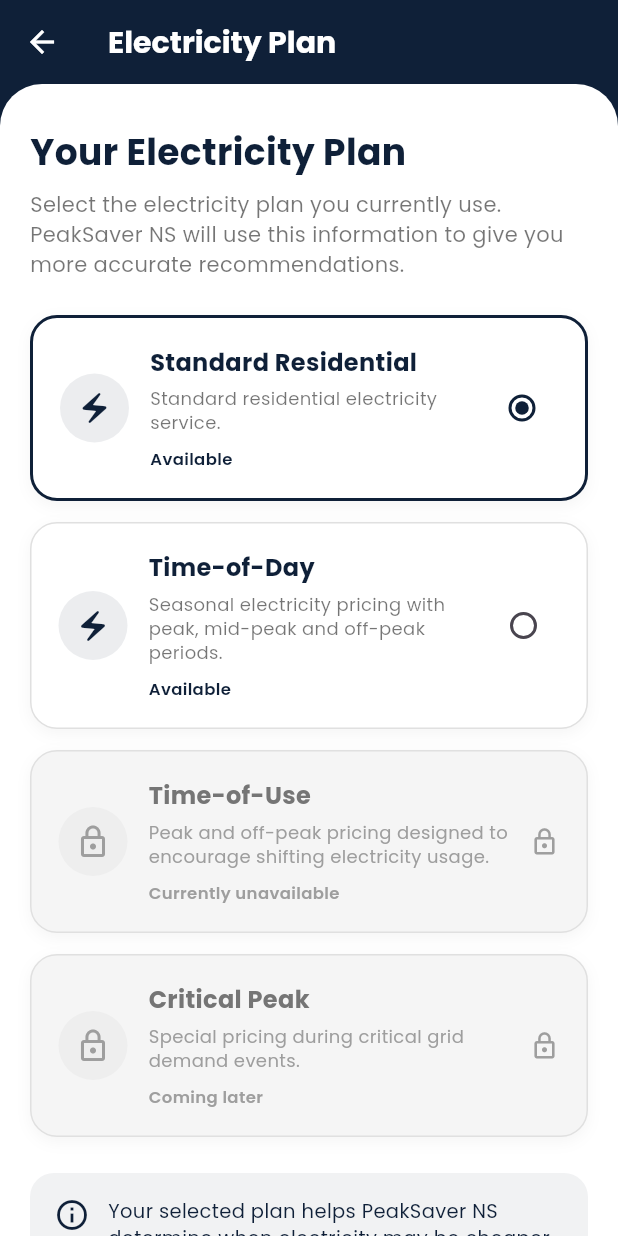
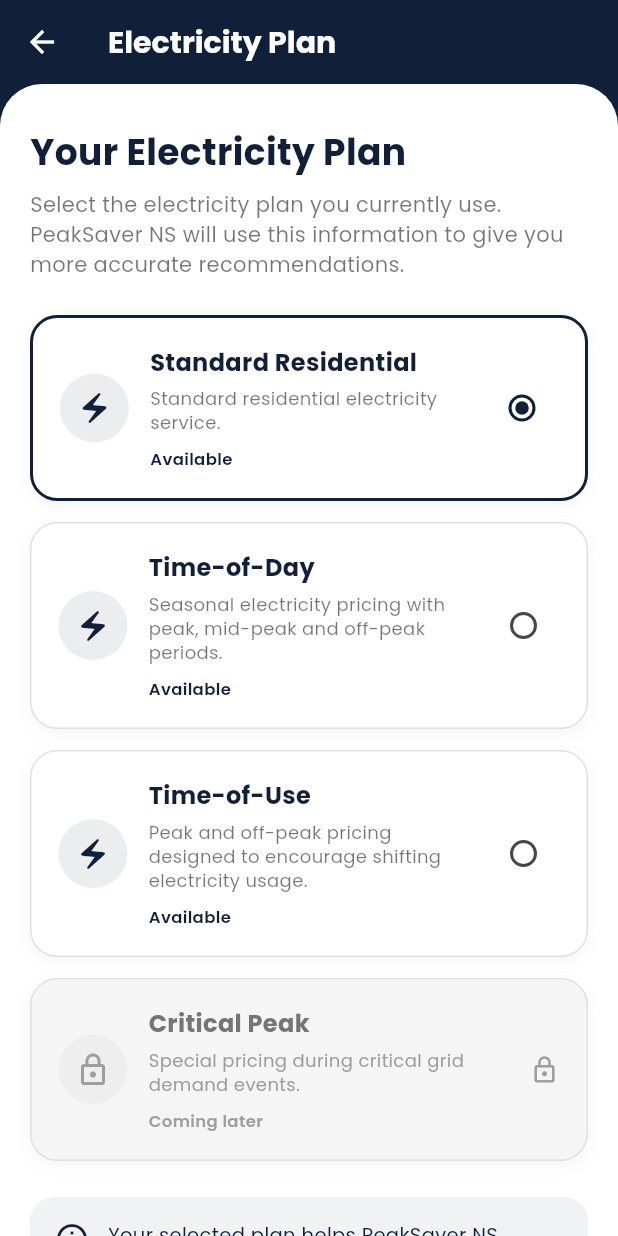
Before and after one commit to Noruwa-Kenneth/save_more, a Flutter app: the ElectricityPlanScreen screen opened directly, on a phone screen of 412 x 824 dp. Run offline on Flutter 3.47's test engine with Material 3 defaults, Android fonts, the light colour scheme and no system bars; our stand-ins replace dio, flutter_riverpod, font_awesome_flutter, google_fonts, shared_preferences; accounts and stored records are empty.

Commit message:
feat: wire Riverpod into main, splash, Home, Location, and Electricity Plan screens

```diff
--- a/lib/features/home/screens/electricity_plan_screen.dart
+++ b/lib/features/home/screens/electricity_plan_screen.dart
@@ -1,10 +1,11 @@
 import 'package:flutter/material.dart';
+import 'package:flutter_riverpod/flutter_riverpod.dart';
 
 import 'package:save_more/theme.dart';
 import 'package:save_more/core/models/user_rate_plan.dart';
-import 'package:save_more/core/services/user_rate_plan_service.dart';
+import 'package:save_more/core/providers/rate_plan_provider.dart';
 
-class ElectricityPlanScreen extends StatefulWidget {
+class ElectricityPlanScreen extends ConsumerWidget {
   final VoidCallback onBack;
 
   const ElectricityPlanScreen({
@@ -13,43 +14,22 @@
   });
 
   @override
-  State<ElectricityPlanScreen> createState() =>
-      _ElectricityPlanScreenState();
-}
+  Widget build(BuildContext context, WidgetRef ref) {
+    final selectedPlan = ref.watch(ratePlanProvider);
 
-class _ElectricityPlanScreenState
-    extends State<ElectricityPlanScreen> {
-  final UserRatePlanService _planService =
-      UserRatePlanService.instance;
-
-  UserRatePlan get _selectedPlan =>
-      _planService.selectedPlan;
-
-  Future<void> _selectPlan(UserRatePlan plan) async {
-    if (plan == UserRatePlan.timeOfUse ||
-        plan == UserRatePlan.criticalPeak) {
-      return;
+    Future<void> selectPlan(UserRatePlan plan) async {
+      if (plan == UserRatePlan.criticalPeak) return;
+      await ref.read(ratePlanProvider.notifier).setPlan(plan);
     }
 
-    await _planService.setPlan(plan);
-
-    if (!mounted) return;
-    setState(() {});
-  }
-
-  @override
-  Widget build(BuildContext context) {
     return Scaffold(
       backgroundColor: AppColors.primaryNavy,
       appBar: AppBar(
         backgroundColor: AppColors.primaryNavy,
         elevation: 0,
         leading: IconButton(
-          icon: const Icon(
-            Icons.arrow_back,
-            color: Colors.white,
-          ),
-          onPressed: widget.onBack,
+          icon: const Icon(Icons.arrow_back, color: Colors.white),
+          onPressed: onBack,
         ),
         title: const Text(
           'Electricity Plan',
@@ -63,9 +43,7 @@
         width: double.infinity,
         decoration: const BoxDecoration(
           color: Colors.white,
-          borderRadius: BorderRadius.vertical(
-            top: Radius.circular(28),
-          ),
+          borderRadius: BorderRadius.vertical(top: Radius.circular(28)),
         ),
         child: SingleChildScrollView(
           padding: const EdgeInsets.all(20),
@@ -73,7 +51,6 @@
             crossAxisAlignment: CrossAxisAlignment.start,
             children: [
               const SizedBox(height: 8),
-
               const Text(
                 'Your Electricity Plan',
                 style: TextStyle(
@@ -82,9 +59,7 @@
                   color: AppColors.primaryNavy,
                 ),
               ),
-
               const SizedBox(height: 8),
-
               const Text(
                 'Select the electricity plan you currently use. '
                 'PeakSaver NS will use this information to give '
@@ -95,78 +70,67 @@
                   height: 1.4,
                 ),
               ),
-
               const SizedBox(height: 24),
-
-              _buildPlanCard(
+              _PlanCard(
                 plan: UserRatePlan.standardResidential,
                 title: 'Standard Residential',
-                description:
-                    'Standard residential electricity service.',
+                description: 'Standard residential electricity service.',
                 status: 'Available',
                 enabled: true,
+                isSelected: selectedPlan == UserRatePlan.standardResidential,
+                onTap: () => selectPlan(UserRatePlan.standardResidential),
               ),
-
               const SizedBox(height: 14),
-
-              _buildPlanCard(
+              _PlanCard(
                 plan: UserRatePlan.timeOfDay,
                 title: 'Time-of-Day',
                 description:
-                    'Seasonal electricity pricing with '
-                    'peak, mid-peak and off-peak periods.',
+                    'Seasonal electricity pricing with peak, mid-peak and off-peak periods.',
                 status: 'Available',
                 enabled: true,
+                isSelected: selectedPlan == UserRatePlan.timeOfDay,
+                onTap: () => selectPlan(UserRatePlan.timeOfDay),
               ),
-
               const SizedBox(height: 14),
-
-              _buildPlanCard(
+              _PlanCard(
                 plan: UserRatePlan.timeOfUse,
                 title: 'Time-of-Use',
                 description:
-                    'Peak and off-peak pricing designed to '
-                    'encourage shifting electricity usage.',
-                status: 'Currently unavailable',
-                enabled: false,
+                    'Peak and off-peak pricing designed to encourage shifting electricity usage.',
+                status: 'Available',
+                enabled: true,
+                isSelected: selectedPlan == UserRatePlan.timeOfUse,
+                onTap: () => selectPlan(UserRatePlan.timeOfUse),
               ),
-
               const SizedBox(height: 14),
-
-              _buildPlanCard(
+              _PlanCard(
                 plan: UserRatePlan.criticalPeak,
                 title: 'Critical Peak',
                 description:
-                    'Special pricing during critical grid '
-                    'demand events.',
+                    'Special pricing during critical grid demand events.',
                 status: 'Coming later',
                 enabled: false,
+                isSelected: selectedPlan == UserRatePlan.criticalPeak,
+                onTap: () {},
               ),
-
               const SizedBox(height: 24),
-
               Container(
                 width: double.infinity,
                 padding: const EdgeInsets.all(16),
                 decoration: BoxDecoration(
-                  color: AppColors.primaryNavy.withValues(
-                    alpha: 0.06,
-                  ),
+                  color: AppColors.primaryNavy.withValues(alpha: 0.06),
                   borderRadius: BorderRadius.circular(16),
                 ),
-                child: Row(
+                child: const Row(
                   crossAxisAlignment: CrossAxisAlignment.start,
                   children: [
-                    Icon(
-                      Icons.info_outline,
-                      color: AppColors.primaryNavy,
-                    ),
-                    const SizedBox(width: 12),
+                    Icon(Icons.info_outline, color: AppColors.primaryNavy),
+                    SizedBox(width: 12),
                     Expanded(
                       child: Text(
-                        'Your selected plan helps PeakSaver NS '
-                        'determine when electricity may be cheaper '
-                        'and when demand is likely to be higher.',
+                        'Your selected plan helps PeakSaver NS determine when '
+                        'electricity may be cheaper and when demand is likely '
+                        'to be higher. Changing it refreshes Home recommendations.',
                         style: TextStyle(
                           color: AppColors.primaryNavy,
                           fontSize: 13,
@@ -177,7 +141,6 @@
                   ],
                 ),
               ),
-
               const SizedBox(height: 20),
             ],
           ),
@@ -185,31 +148,40 @@
       ),
     );
   }
+}
 
-  Widget _buildPlanCard({
-    required UserRatePlan plan,
-    required String title,
-    required String description,
-    required String status,
-    required bool enabled,
-  }) {
-    final bool isSelected = _selectedPlan == plan;
+class _PlanCard extends StatelessWidget {
+  final UserRatePlan plan;
+  final String title;
+  final String description;
+  final String status;
+  final bool enabled;
+  final bool isSelected;
+  final VoidCallback onTap;
 
+  const _PlanCard({
+    required this.plan,
+    required this.title,
+    required this.description,
+    required this.status,
+    required this.enabled,
+    required this.isSelected,
+    required this.onTap,
+  });
+
+  @override
+  Widget build(BuildContext context) {
     return GestureDetector(
-      onTap: enabled ? () => _selectPlan(plan) : null,
+      onTap: enabled ? onTap : null,
       child: AnimatedContainer(
         duration: const Duration(milliseconds: 200),
         width: double.infinity,
         padding: const EdgeInsets.all(18),
         decoration: BoxDecoration(
-          color: enabled
-              ? Colors.white
-              : Colors.grey.shade100,
+          color: enabled ? Colors.white : Colors.grey.shade100,
           borderRadius: BorderRadius.circular(18),
           border: Border.all(
-            color: isSelected
-                ? AppColors.primaryNavy
-                : Colors.grey.shade300,
+            color: isSelected ? AppColors.primaryNavy : Colors.grey.shade300,
             width: isSelected ? 2 : 1,
           ),
           boxShadow: [
@@ -227,28 +199,19 @@
               height: 46,
               decoration: BoxDecoration(
                 color: enabled
-                    ? AppColors.primaryNavy.withValues(
-                        alpha: 0.08,
-                      )
+                    ? AppColors.primaryNavy.withValues(alpha: 0.08)
                     : Colors.grey.shade200,
                 shape: BoxShape.circle,
               ),
               child: Icon(
-                enabled
-                    ? Icons.electric_bolt_outlined
-                    : Icons.lock_outline,
-                color: enabled
-                    ? AppColors.primaryNavy
-                    : Colors.grey,
+                enabled ? Icons.electric_bolt_outlined : Icons.lock_outline,
+                color: enabled ? AppColors.primaryNavy : Colors.grey,
               ),
             ),
-
             const SizedBox(width: 14),
-
             Expanded(
               child: Column(
-                crossAxisAlignment:
-                    CrossAxisAlignment.start,
+                crossAxisAlignment: CrossAxisAlignment.start,
                 children: [
                   Text(
                     title,
@@ -260,51 +223,37 @@
                           : Colors.grey.shade600,
                     ),
                   ),
-
                   const SizedBox(height: 5),
-
                   Text(
                     description,
                     style: TextStyle(
                       fontSize: 12,
-                      color: enabled
-                          ? Colors.black54
-                          : Colors.grey,
+                      color: enabled ? Colors.black54 : Colors.grey,
                       height: 1.3,
                     ),
                   ),
-
                   const SizedBox(height: 8),
-
                   Text(
                     status,
                     style: TextStyle(
                       fontSize: 11,
                       fontWeight: FontWeight.w600,
-                      color: enabled
-                          ? AppColors.primaryNavy
-                          : Colors.grey,
+                      color: enabled ? AppColors.primaryNavy : Colors.grey,
                     ),
                   ),
                 ],
               ),
             ),
-
             const SizedBox(width: 10),
-
             if (enabled)
               Radio<UserRatePlan>(
                 value: plan,
-                groupValue: _selectedPlan,
-                onChanged: (_) => _selectPlan(plan),
+                groupValue: isSelected ? plan : null,
+                onChanged: (_) => onTap(),
                 activeColor: AppColors.primaryNavy,
               )
             else
-              const Icon(
-                Icons.lock_outline,
-                color: Colors.grey,
-                size: 20,
-              ),
+              const Icon(Icons.lock_outline, color: Colors.grey, size: 20),
           ],
         ),
       ),
```
Also changed, not shown: lib/features/home/screens/home_screen.dart (+149 -209 lines), lib/features/home/screens/location_screen.dart (+23 -132 lines), lib/features/splash/splash_screen.dart (+8 -7 lines), lib/main.dart (+3 -5 lines).
